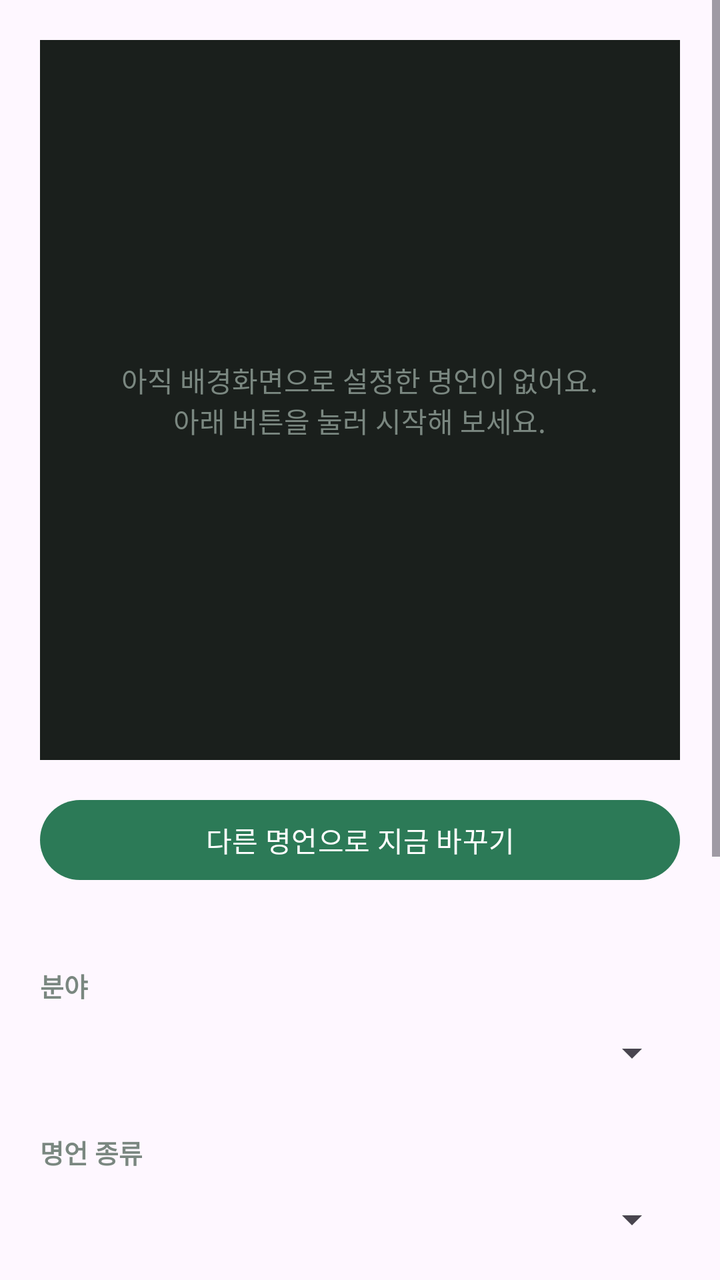
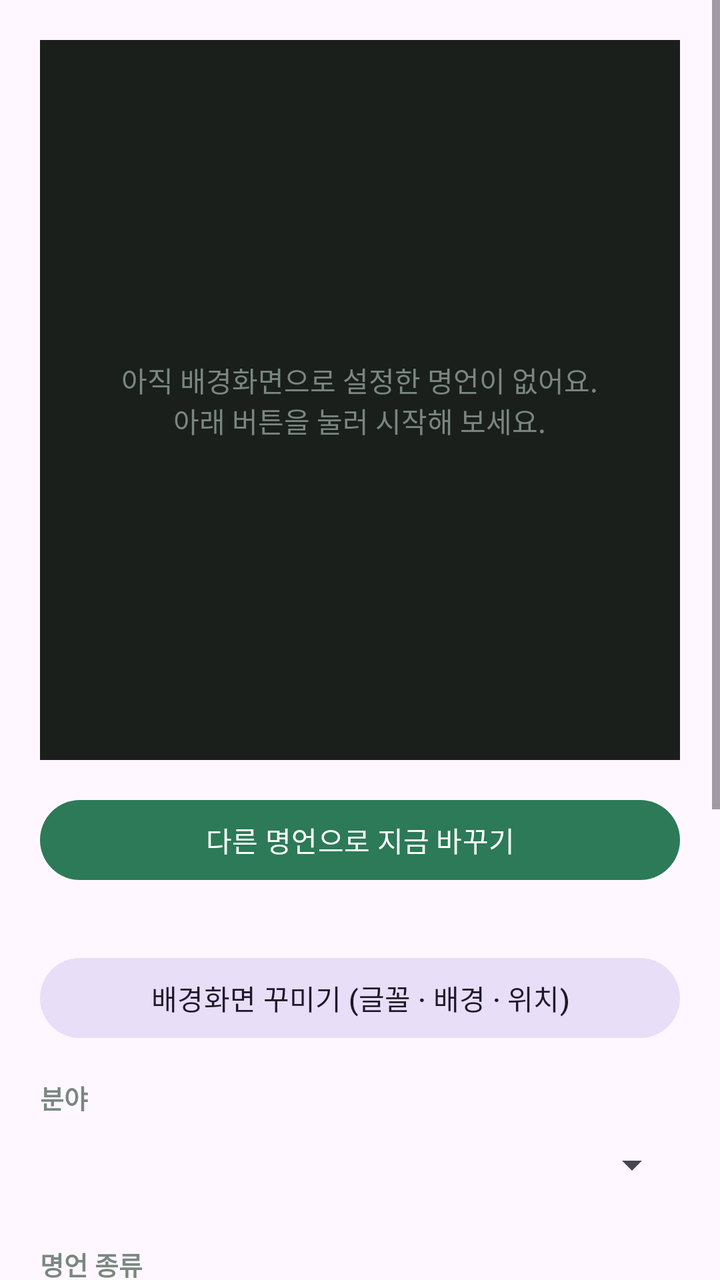

Compare the two renders of this Android layout. The source of the first and the diff that turns it into the second are given below.
<!-- AndroidManifest.xml: application theme Theme.QuoteWallpaper -->
<!-- res/layout/activity_main.xml -->
<?xml version="1.0" encoding="utf-8"?>
<ScrollView xmlns:android="http://schemas.android.com/apk/res/android"
    android:layout_width="match_parent"
    android:layout_height="match_parent">

    <LinearLayout
        android:layout_width="match_parent"
        android:layout_height="wrap_content"
        android:orientation="vertical"
        android:padding="20dp">

        <FrameLayout
            android:layout_width="match_parent"
            android:layout_height="360dp"
            android:background="@color/preview_bg">

            <ImageView
                android:id="@+id/preview"
                android:layout_width="wrap_content"
                android:layout_height="match_parent"
                android:layout_gravity="center"
                android:adjustViewBounds="true"
                android:contentDescription="@string/preview_desc"
                android:visibility="gone" />

            <TextView
                android:id="@+id/previewEmpty"
                android:layout_width="wrap_content"
                android:layout_height="wrap_content"
                android:layout_gravity="center"
                android:gravity="center"
                android:padding="24dp"
                android:text="@string/preview_empty"
                android:textColor="@color/muted" />
        </FrameLayout>

        <Button
            android:id="@+id/btnChange"
            android:layout_width="match_parent"
            android:layout_height="wrap_content"
            android:layout_marginTop="16dp"
            android:text="@string/change_now" />

        <TextView
            android:id="@+id/status"
            android:layout_width="match_parent"
            android:layout_height="wrap_content"
            android:layout_marginTop="4dp"
            android:gravity="center"
            android:textColor="@color/muted" />

        <TextView
            style="@style/Label"
            android:text="@string/label_category" />

        <Spinner
            android:id="@+id/spinnerCategory"
            android:layout_width="match_parent"
            android:layout_height="48dp" />

        <TextView
            style="@style/Label"
            android:text="@string/label_source" />

        <Spinner
            android:id="@+id/spinnerSource"
            android:layout_width="match_parent"
            android:layout_height="48dp" />

        <TextView
            style="@style/Label"
            android:text="@string/label_target" />

        <Spinner
            android:id="@+id/spinnerTarget"
            android:layout_width="match_parent"
            android:layout_height="48dp" />

        <TextView
            style="@style/Label"
            android:text="@string/label_interval" />

        <Spinner
            android:id="@+id/spinnerInterval"
            android:layout_width="match_parent"
            android:layout_height="48dp" />

        <com.google.android.material.materialswitch.MaterialSwitch
            android:id="@+id/switchAuto"
            android:layout_width="match_parent"
            android:layout_height="wrap_content"
            android:layout_marginTop="16dp"
            android:text="@string/auto_switch"
            android:textSize="16sp" />

        <Button
            android:id="@+id/btnQuotes"
            style="@style/Widget.Material3.Button.OutlinedButton"
            android:layout_width="match_parent"
            android:layout_height="wrap_content"
            android:layout_marginTop="24dp"
            android:text="@string/open_quotes" />
    </LinearLayout>
</ScrollView>
<!-- resources referenced by this layout -->
<resources>
  <color name="muted">#7A8780</color>
  <color name="preview_bg">#1A1F1C</color>
  <string name="auto_switch">자동으로 바꾸기</string>
  <string name="change_now">다른 명언으로 지금 바꾸기</string>
  <string name="label_category">분야</string>
  <string name="label_interval">자동 변경 주기</string>
  <string name="label_source">명언 종류</string>
  <string name="label_target">적용할 화면</string>
  <string name="open_quotes">명언 고르기 · 내 명언함</string>
  <string name="preview_desc">지금 배경화면 미리보기</string>
  <string name="preview_empty">아직 배경화면으로 설정한 명언이 없어요.\n아래 버튼을 눌러 시작해 보세요.</string>
  <style name="Label">
          <item name="android:layout_width">match_parent</item>
          <item name="android:layout_height">wrap_content</item>
          <item name="android:layout_marginTop">16dp</item>
          <item name="android:textSize">13sp</item>
          <item name="android:textStyle">bold</item>
          <item name="android:textColor">@color/muted</item>
      </style>
  <style name="Theme.QuoteWallpaper" parent="Theme.Material3.DayNight">
          <item name="colorPrimary">@color/brand</item>
          <item name="colorOnPrimary">#FFFFFF</item>
      </style>
  <color name="brand">#2C7A57</color>
</resources>

<!-- the commit's change to res/layout/activity_main.xml (unified diff, before → after) -->
@@ -48,6 +48,14 @@
             android:layout_marginTop="4dp"
             android:gravity="center"
             android:textColor="@color/muted" />
+
+        <Button
+            android:id="@+id/btnDesign"
+            style="@style/Widget.Material3.Button.TonalButton"
+            android:layout_width="match_parent"
+            android:layout_height="wrap_content"
+            android:layout_marginTop="8dp"
+            android:text="@string/open_design" />
 
         <TextView
             style="@style/Label"
<!-- resource entries referenced after the edit -->
@@ -8,6 +8,7 @@
   <string name="label_interval">자동 변경 주기</string>
   <string name="label_source">명언 종류</string>
   <string name="label_target">적용할 화면</string>
+  <string name="open_design">배경화면 꾸미기 (글꼴 · 배경 · 위치)</string>
   <string name="open_quotes">명언 고르기 · 내 명언함</string>
   <string name="preview_desc">지금 배경화면 미리보기</string>
   <string name="preview_empty">아직 배경화면으로 설정한 명언이 없어요.\n아래 버튼을 눌러 시작해 보세요.</string>
